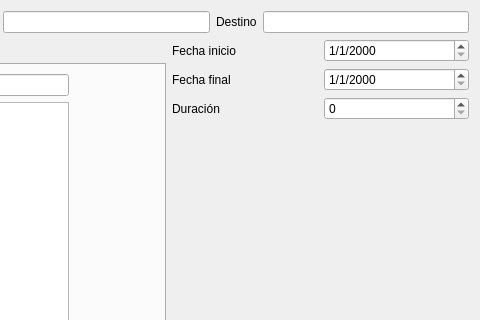
The window that gui/dlgviajeentrada.ui (rogorido/qtpredicadores) describes before a commit, drawn with Qt 5; both pictures show x 209 to 689 and y 0 to 320 of the 689 by 432 pixel window.
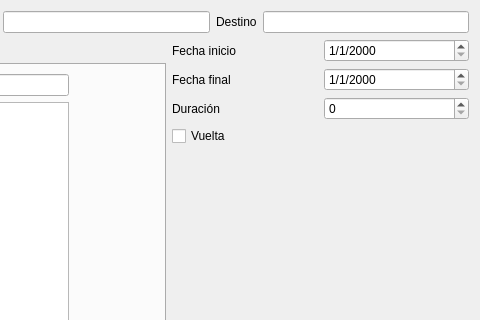
The same window after the commit. Custom widgets are drawn as their Qt base class.

```diff
--- a/gui/dlgviajeentrada.ui
+++ b/gui/dlgviajeentrada.ui
@@ -187,6 +187,13 @@
          </item>
         </layout>
        </item>
+       <item>
+        <widget class="QCheckBox" name="ckVuelta">
+         <property name="text">
+          <string>Vuelta</string>
+         </property>
+        </widget>
+       </item>
        <item>
         <spacer name="verticalSpacer_2">
          <property name="orientation">
```
